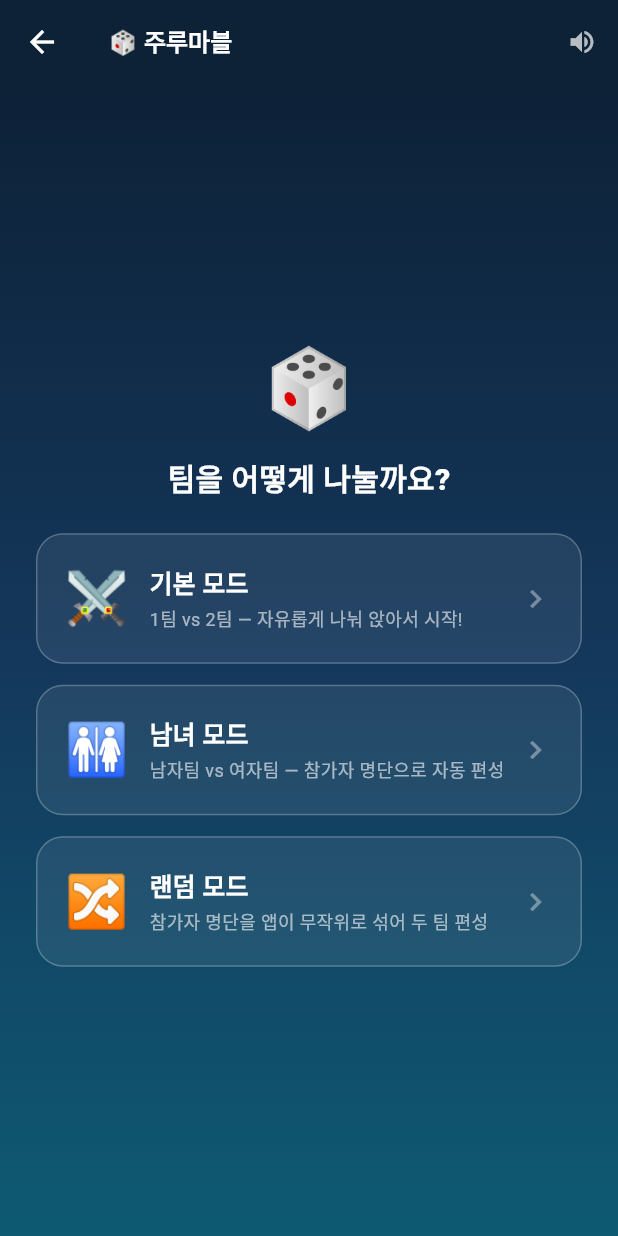
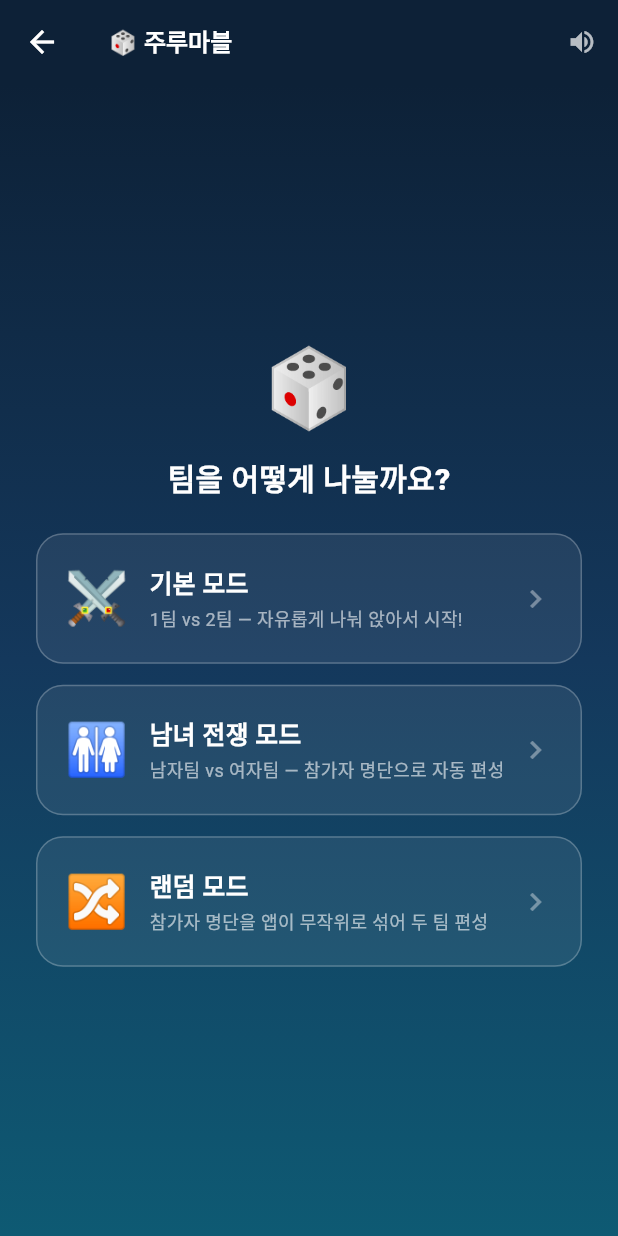
Before and after one commit to kingbeanstone/KUST, a Flutter app: the JurumarbleScreen screen opened directly, on a phone screen of 412 x 824 dp. Run offline on Flutter 3.47's test engine with Material 3 defaults, Android fonts, the phone set to English and light mode, and no system bars; our stand-ins replace audioplayers, cloud_firestore, firebase_core, firebase_messaging, firebase_storage, google_maps_flutter and 4 more; missing offline and left inert: dart:js_interop, firebase_storage_web, google_maps_flutter_web, image_picker_for_web, shared_preferences_web; accounts and stored records are empty; network calls fail; Roboto replaces fonts that are missing (Pretendard); key blocks and very long unbroken strings in the code were emptied for the run.

Commit message:
v2.30.4: 주루마블 남녀 모드 → 남녀 전쟁 모드 개명
Co-Authored-By: Claude Fable 5 <noreply@anthropic.com>

```diff
--- a/lib/app_version.dart
+++ b/lib/app_version.dart
@@ -1,3 +1,3 @@
 /// 💡 배포 버전 표시용. 배포할 때마다 갱신해서
 /// 설치형 PWA가 어느 빌드를 돌리는지 화면에서 바로 확인한다.
-const String kAppVersion = 'v2.30.3 (8/8)';
+const String kAppVersion = 'v2.30.4 (8/8)';
--- a/lib/screens/jurumarble_screen.dart
+++ b/lib/screens/jurumarble_screen.dart
@@ -608,7 +608,7 @@ class _JurumarbleScreenState extends State<JurumarbleScreen> {
                     color: Colors.white)),
             const SizedBox(height: 22),
             card('⚔️', '기본 모드', '1팀 vs 2팀 — 자유롭게 나눠 앉아서 시작!', 'basic'),
-            card('🚻', '남녀 모드', '남자팀 vs 여자팀 — 참가자 명단으로 자동 편성', 'gender'),
+            card('🚻', '남녀 전쟁 모드', '남자팀 vs 여자팀 — 참가자 명단으로 자동 편성', 'gender'),
             card('🔀', '랜덤 모드', '참가자 명단을 앱이 무작위로 섞어 두 팀 편성', 'random'),
           ],
         ),
```
